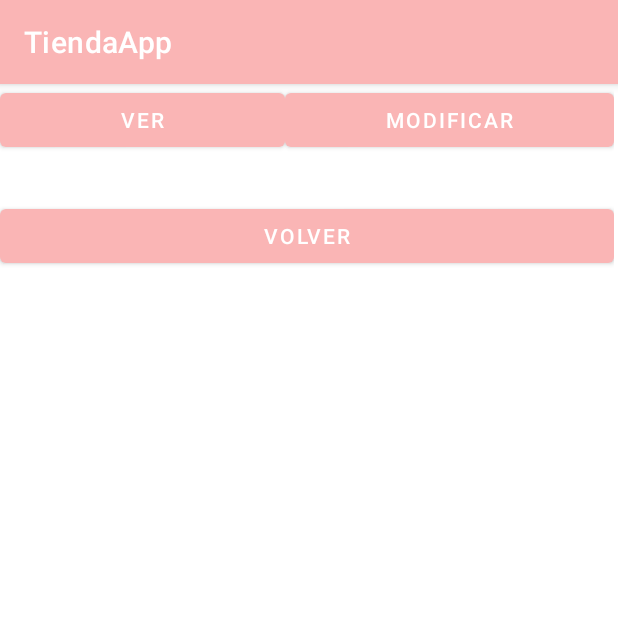
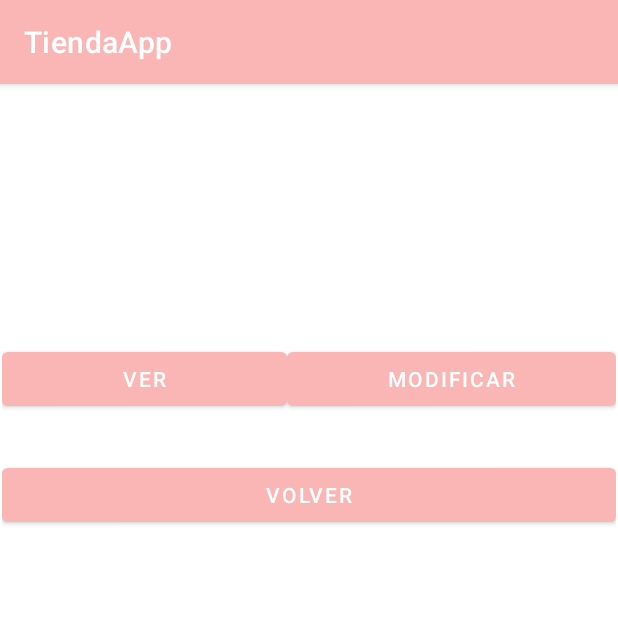
Before and after one commit to jvanhub/TiendaApp, an Android app: the Citas screen opened directly, with no data from a screen before it, after a tap on "VER", on a phone screen of 412 x 824 dp, the top half of it. Run offline under Robolectric (Android 15) with nearby library versions, the phone set to English and light mode, and no system bars; our stand-ins replace Firebase (no records; nobody signed in at launch, a user with empty details on screens opened directly).

Commit message:
Comprobaciones OK

```diff
--- a/app/src/main/java/com/example/tiendaapp/Citas.java
+++ b/app/src/main/java/com/example/tiendaapp/Citas.java
@@ -13,6 +13,7 @@ import android.widget.TextView;
 import android.widget.Toast;
 
 import com.google.firebase.auth.FirebaseAuth;
+import com.google.firebase.auth.FirebaseUser;
 import com.google.firebase.database.DataSnapshot;
 import com.google.firebase.database.DatabaseError;
 import com.google.firebase.database.DatabaseReference;
@@ -22,17 +23,16 @@ import com.google.firebase.database.ValueEventListener;
 import java.util.ArrayList;
 
 public class Citas extends AppCompatActivity {
-    LinearLayout linearLayout = findViewById(R.id.linearCitas);
-    TextView mostradorCitas = new TextView(this);
+   //LinearLayout linearLayout = findViewById(R.id.linearCitas);
+    //TextView mostradorCitas = new TextView(this);
     ArrayList<String> citas = new ArrayList<String>();
-    private int contador=0;
     private Button verCita;
     private Button modificarCita;
     private String fechaBBDD="";
     private String horaBBDD="";
     private String uId="";
     private String id;
-    FirebaseAuth mAuth;
+    FirebaseUser mAuth;
     DatabaseReference mDatabase;
 
     @Override
@@ -40,10 +40,9 @@ public class Citas extends AppCompatActivity {
         super.onCreate(savedInstanceState);
         setContentView(R.layout.activity_citas);
 
-        mAuth=FirebaseAuth.getInstance();
+        mAuth=FirebaseAuth.getInstance().getCurrentUser();
         mDatabase= FirebaseDatabase.getInstance().getReference();
-        id = mAuth.getCurrentUser().getUid();
-
+        id = mAuth.getUid();
         verCita = (Button) findViewById(R.id.buttonVerCitas);
         modificarCita = (Button) findViewById(R.id.buttonModificarCitas);
 
@@ -58,17 +57,20 @@ public class Citas extends AppCompatActivity {
         mDatabase.child("Reservas").addValueEventListener(new ValueEventListener() {
             @Override
             public void onDataChange(@NonNull DataSnapshot dataSnapshot) {
-                for ( final DataSnapshot snapshot: dataSnapshot.getChildren()){
-                    contador++;
-                    //Cuidado con el chil(id).
-                    mDatabase.child("Reservas").child(id).addValueEventListener(new ValueEventListener() {
+                for (DataSnapshot snapshot: dataSnapshot.getChildren()){
+                    mDatabase.child("Reservas").child(snapshot.getKey()).addValueEventListener(new ValueEventListener() {
                         @Override
                         public void onDataChange(@NonNull DataSnapshot snapshot) {
                             fechaBBDD=snapshot.child("fecha").getValue().toString();
                             horaBBDD=snapshot.child("hora").getValue().toString();
-                            //uId=snapshot.child("uId").getValue().toString();
-                            almacenFechasHoras();
-                            mostrarFechasHoras();
+                            uId=snapshot.child("uId").getValue().toString();
+                          /*  String fechaCompleta = fechaBBDD +" "+  horaBBDD;
+                            citas.add(fechaCompleta);*/
+                             if (uId.equals(id)){
+                                 Log.d("valores",fechaBBDD);
+                                 Log.d("valores",horaBBDD);
+                                 Log.d("valores",uId);
+                             }
                         }
 
                         @Override
@@ -77,29 +79,32 @@ public class Citas extends AppCompatActivity {
                         }
                     });
                 }
+                //mostrarFechasHoras();
+               // citas.clear();
+
+               /* if (citas.size()==0){
+                    Toast.makeText(Citas.this,"NO TIENES NINGUNA CITA",Toast.LENGTH_LONG).show();
+                }else {
+                }*/
             }
 
             @Override
             public void onCancelled(@NonNull DatabaseError error) {
                 Toast.makeText(Citas.this,"Error BBDD",Toast.LENGTH_LONG).show();
             }
+
         });
-
-    }
-    public void almacenFechasHoras(){
-            String fechaCompleta = fechaBBDD +" "+  horaBBDD;
-            citas.add(fechaCompleta);
     }
 
     public void mostrarFechasHoras(){
         for(int i = 0; i <citas.size(); i++ )
         {
+            Log.d("valores",citas.get(i));
+            /*
             mostradorCitas.setText(citas.get(i));
             mostradorCitas.setPadding(10,10,10,10);
-            linearLayout.addView(mostradorCitas);
-
-            Log.d("MIRAAAAAA", String.valueOf(mostradorCitas.getId()));
-
+            linearLayout.addView(mostradorCitas);*/
+            //Log.d("MIRAAAAAA", String.valueOf(mostradorCitas.getId()));
         }
     }
 }
--- a/app/src/main/res/layout/activity_citas.xml
+++ b/app/src/main/res/layout/activity_citas.xml
@@ -9,19 +9,19 @@
     <ScrollView
         android:layout_width="409dp"
         android:layout_height="729dp"
-        tools:layout_editor_absoluteX="1dp"
-        tools:layout_editor_absoluteY="1dp">
+        app:layout_constraintBottom_toBottomOf="parent"
+        app:layout_constraintEnd_toEndOf="parent"
+        app:layout_constraintStart_toStartOf="parent"
+        app:layout_constraintTop_toTopOf="parent">
 
         <LinearLayout
             android:layout_width="match_parent"
             android:layout_height="wrap_content"
-            android:orientation="vertical" >
+            android:orientation="vertical">
 
-            <LinearLayout
-                android:id="@+id/linearCitas"
+            <Space
                 android:layout_width="match_parent"
-                android:layout_height="match_parent"
-                android:orientation="vertical"></LinearLayout>
+                android:layout_height="153dp" />
 
             <LinearLayout
                 android:layout_width="match_parent"
```
Also changed, not shown: app/src/main/java/com/example/tiendaapp/PedirCita.java (+4 -4 lines).
